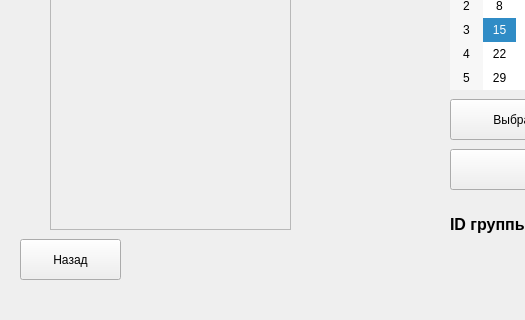
First picture: the form in data/ui_files/group_screen.ui, repository Gelzy788/DnD-Helper, before the edit; both pictures show x 0 to 525 and y 171 to 491 of the 731 by 491 pixel window.
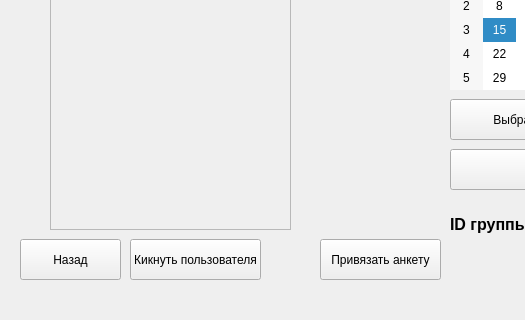
Second picture: the form after the edit.

Commit message: The group system has been completed

```diff
--- a/data/ui_files/group_screen.ui
+++ b/data/ui_files/group_screen.ui
@@ -167,6 +167,32 @@
      <string>Сюжет игры</string>
     </property>
    </widget>
+   <widget class="QPushButton" name="connect_questionnaire_btn">
+    <property name="geometry">
+     <rect>
+      <x>320</x>
+      <y>410</y>
+      <width>121</width>
+      <height>41</height>
+     </rect>
+    </property>
+    <property name="text">
+     <string>Привязать анкету</string>
+    </property>
+   </widget>
+   <widget class="QPushButton" name="kick_member_btn">
+    <property name="geometry">
+     <rect>
+      <x>130</x>
+      <y>410</y>
+      <width>131</width>
+      <height>41</height>
+     </rect>
+    </property>
+    <property name="text">
+     <string>Кикнуть пользователя</string>
+    </property>
+   </widget>
   </widget>
   <widget class="QStatusBar" name="statusbar"/>
  </widget>
```
The commit also changes 3 other files.
